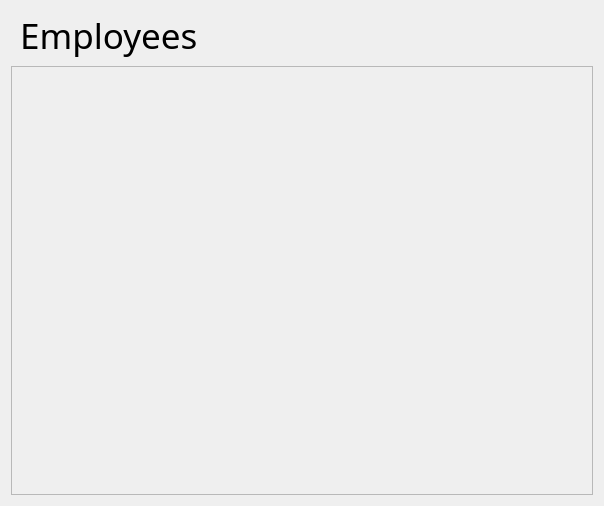
Daaizo/management-tool, file showing_employee.ui: the form before one commit.
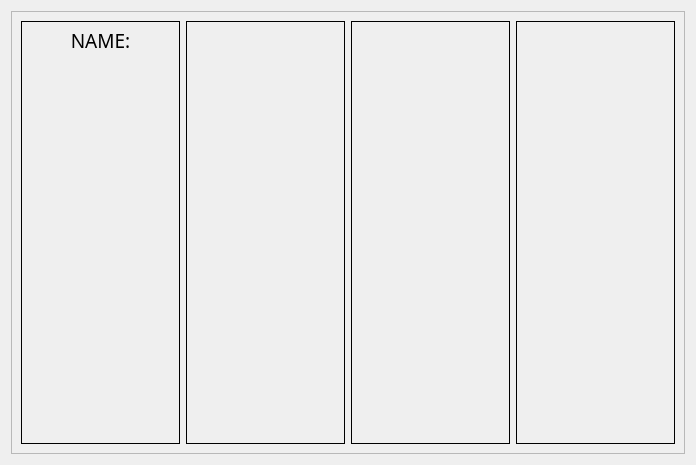
The form after the commit. Icons and pictures are not drawn.

What changed in the file:
```diff
--- a/showing_employee.ui
+++ b/showing_employee.ui
@@ -6,8 +6,8 @@
    <rect>
     <x>0</x>
     <y>0</y>
-    <width>604</width>
-    <height>506</height>
+    <width>696</width>
+    <height>465</height>
    </rect>
   </property>
   <property name="windowTitle">
@@ -17,22 +17,24 @@
    <iconset>
     <normaloff>../icon.gif</normaloff>../icon.gif</iconset>
   </property>
-  <layout class="QGridLayout" name="gridLayout">
-   <item row="1" column="0">
-    <widget class="QLabel" name="label">
-     <property name="font">
-      <font>
-       <family>Snap ITC</family>
-       <pointsize>26</pointsize>
-      </font>
-     </property>
-     <property name="text">
-      <string> Employees</string>
-     </property>
-    </widget>
-   </item>
-   <item row="2" column="0">
+  <property name="sizeGripEnabled">
+   <bool>false</bool>
+  </property>
+  <layout class="QHBoxLayout" name="horizontalLayout">
+   <property name="sizeConstraint">
+    <enum>QLayout::SetDefaultConstraint</enum>
+   </property>
+   <item>
     <widget class="QScrollArea" name="scrollArea">
+     <property name="focusPolicy">
+      <enum>Qt::StrongFocus</enum>
+     </property>
+     <property name="verticalScrollBarPolicy">
+      <enum>Qt::ScrollBarAsNeeded</enum>
+     </property>
+     <property name="sizeAdjustPolicy">
+      <enum>QAbstractScrollArea::AdjustToContents</enum>
+     </property>
      <property name="widgetResizable">
       <bool>true</bool>
      </property>
@@ -41,29 +43,139 @@
        <rect>
         <x>0</x>
         <y>0</y>
-        <width>584</width>
-        <height>435</height>
+        <width>676</width>
+        <height>445</height>
        </rect>
       </property>
-      <widget class="QLabel" name="name">
-       <property name="geometry">
-        <rect>
-         <x>0</x>
-         <y>0</y>
-         <width>261</width>
-         <height>441</height>
-        </rect>
-       </property>
-       <property name="focusPolicy">
-        <enum>Qt::NoFocus</enum>
-       </property>
-       <property name="text">
-        <string/>
-       </property>
-       <property name="scaledContents">
-        <bool>true</bool>
-       </property>
-      </widget>
+      <layout class="QGridLayout" name="gridLayout">
+       <item row="0" column="2">
+        <widget class="QLabel" name="age">
+         <property name="font">
+          <font>
+           <family>Papyrus</family>
+           <pointsize>14</pointsize>
+          </font>
+         </property>
+         <property name="focusPolicy">
+          <enum>Qt::NoFocus</enum>
+         </property>
+         <property name="layoutDirection">
+          <enum>Qt::LeftToRight</enum>
+         </property>
+         <property name="frameShape">
+          <enum>QFrame::Box</enum>
+         </property>
+         <property name="text">
+          <string/>
+         </property>
+         <property name="scaledContents">
+          <bool>true</bool>
+         </property>
+         <property name="alignment">
+          <set>Qt::AlignHCenter|Qt::AlignTop</set>
+         </property>
+         <property name="wordWrap">
+          <bool>true</bool>
+         </property>
+        </widget>
+       </item>
+       <item row="0" column="0">
+        <widget class="QLabel" name="name">
+         <property name="font">
+          <font>
+           <family>Papyrus</family>
+           <pointsize>14</pointsize>
+          </font>
+         </property>
+         <property name="focusPolicy">
+          <enum>Qt::NoFocus</enum>
+         </property>
+         <property name="layoutDirection">
+          <enum>Qt::LeftToRight</enum>
+         </property>
+         <property name="frameShape">
+          <enum>QFrame::Box</enum>
+         </property>
+         <property name="midLineWidth">
+          <number>1</number>
+         </property>
+         <property name="text">
+          <string>NAME:</string>
+         </property>
+         <property name="scaledContents">
+          <bool>true</bool>
+         </property>
+         <property name="alignment">
+          <set>Qt::AlignHCenter|Qt::AlignTop</set>
+         </property>
+         <property name="wordWrap">
+          <bool>true</bool>
+         </property>
+        </widget>
+       </item>
+       <item row="0" column="1">
+        <widget class="QLabel" name="last_name">
+         <property name="font">
+          <font>
+           <family>Papyrus</family>
+           <pointsize>14</pointsize>
+          </font>
+         </property>
+         <property name="focusPolicy">
+          <enum>Qt::NoFocus</enum>
+         </property>
+         <property name="layoutDirection">
+          <enum>Qt::LeftToRight</enum>
+         </property>
+         <property name="frameShape">
+          <enum>QFrame::Box</enum>
+         </property>
+         <property name="text">
+          <string/>
+         </property>
+         <property name="scaledContents">
+          <bool>true</bool>
+         </property>
+         <property name="alignment">
+          <set>Qt::AlignHCenter|Qt::AlignTop</set>
+         </property>
+         <property name="wordWrap">
+          <bool>true</bool>
+         </property>
+        </widget>
+       </item>
+       <item row="0" column="3">
+        <widget class="QLabel" name="job">
+         <property name="font">
+          <font>
+           <family>Papyrus</family>
+           <pointsize>14</pointsize>
+          </font>
+         </property>
+         <property name="focusPolicy">
+          <enum>Qt::NoFocus</enum>
+         </property>
+         <property name="layoutDirection">
+          <enum>Qt::LeftToRight</enum>
+         </property>
+         <property name="frameShape">
+          <enum>QFrame::Box</enum>
+         </property>
+         <property name="text">
+          <string/>
+         </property>
+         <property name="scaledContents">
+          <bool>true</bool>
+         </property>
+         <property name="alignment">
+          <set>Qt::AlignHCenter|Qt::AlignTop</set>
+         </property>
+         <property name="wordWrap">
+          <bool>true</bool>
+         </property>
+        </widget>
+       </item>
+      </layout>
      </widget>
     </widget>
    </item>
```
Left out of the diff: 2 changed lines with no effect on the pictures.
